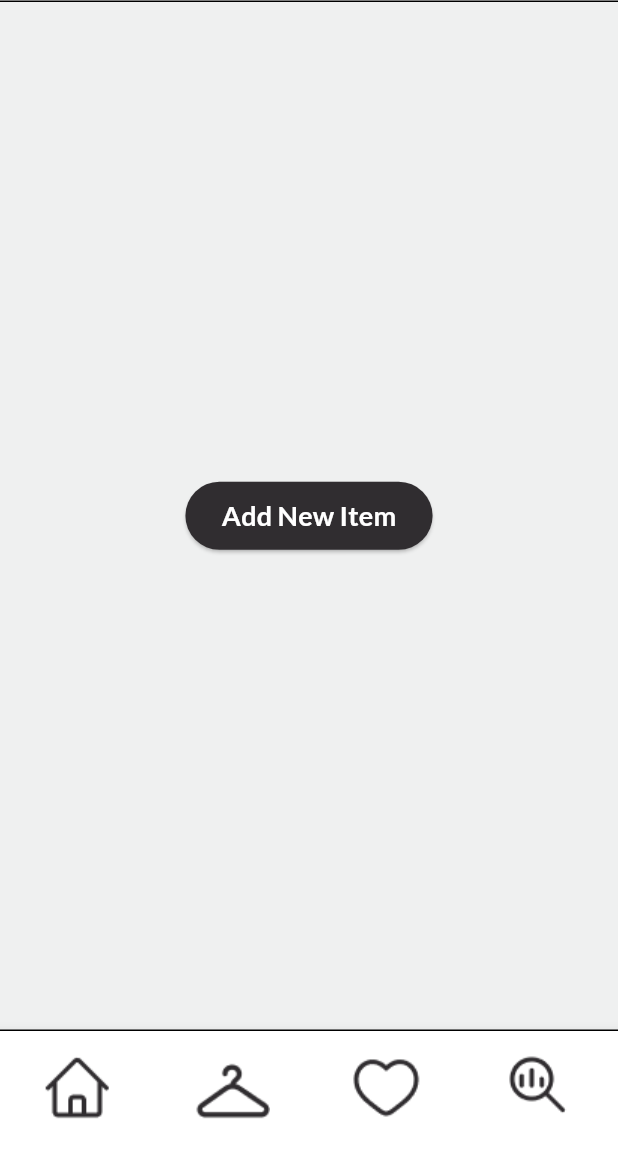
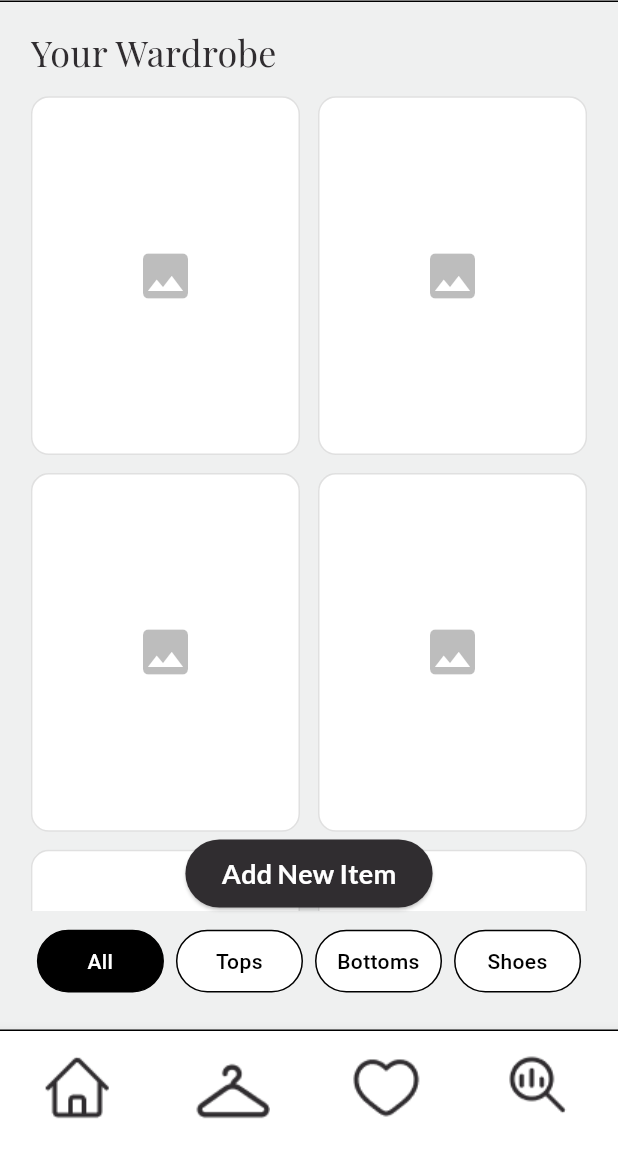
Before and after one commit to Stefania-P11/SWE-Project, a Flutter app: the ClosetItemsScreen screen opened directly, on a phone screen of 412 x 824 dp, the part 82-1236 px from its top. Run offline on Flutter 3.47's test engine with Material 3 defaults, Android fonts, the phone set to English and light mode, and no system bars; our stand-ins replace cloud_firestore, firebase_core, google_fonts; accounts and stored records are empty.

Commit message:
Implemented ClosetItemsScreen with scrollable grid, filter buttons, and floating Add Item button

```diff
--- a/lib/main.dart
+++ b/lib/main.dart
@@ -8,6 +8,8 @@ import 'package:firebase_core/firebase_core.dart';
 import 'package:dressify_app/screens/display_outfit_screen.dart';
 import 'firebase_options.dart';
 import "services.dart";
+import 'package:dressify_app/screens/closet_items_screen.dart';
+
 // Import the pages you want to see in the app here. home will throw an error if the page is not imported here.
 
 void main() async{
@@ -29,7 +31,7 @@ class MyApp extends StatelessWidget {
         colorScheme: ColorScheme.fromSeed(seedColor: Colors.deepPurple),
         useMaterial3: true,
       ),
-      home: const OutfitSuggestion(), //This changes the default screen the app will show when launched. Change it to the screen you want to show first.
+      home: const ClosetItemsScreen(), //This changes the default screen the app will show when launched. Change it to the screen you want to show first.
     );
   }
 }
--- a/lib/screens/closet_items_screen.dart
+++ b/lib/screens/closet_items_screen.dart
@@ -14,55 +14,137 @@ import 'package:dressify_app/widgets/custom_button_3.dart';
 import 'package:flutter/material.dart';
 import 'package:google_fonts/google_fonts.dart';
 
+class ClosetItemsScreen extends StatefulWidget {
+  const ClosetItemsScreen({super.key});
 
-class ClosetItemsScreen extends StatelessWidget {
-  const ClosetItemsScreen({super.key});
+  @override
+  State<ClosetItemsScreen> createState() => _ClosetItemsScreenState();
+}
+
+class _ClosetItemsScreenState extends State<ClosetItemsScreen> {
+  String selectedFilter = 'All';
+  final filters = ['All', 'Tops', 'Bottoms', 'Shoes'];
+
   @override
   Widget build(BuildContext context) {
-    final screenWidth = MediaQuery.of(context).size.width; // Please use these variables when setting padding, margins and container sizes to make the app responsive
-    final screenHeight = MediaQuery.of(context).size.height; // Please use these variables when setting padding, margins and container sizes to make the app responsive
+    final screenWidth = MediaQuery.of(context).size.width;
+    final screenHeight = MediaQuery.of(context).size.height;
 
     return Scaffold(
       backgroundColor: const Color.fromARGB(255, 239, 240, 240),
-
-      //App Bar
       appBar: CustomAppBar(), // this app bar is defined in lib/widgets/custom_app_bar.dart
 
-      // Body -- HERE IS WHERE YOU WILL ADD THE 3 BODY ELEMENTS
+      // Body -- THE 3 BODY ELEMENTS
+      body: Stack(
+        children: [
+          Padding(
+            padding: EdgeInsets.symmetric(horizontal: screenWidth * 0.05),
+            child: Column(
+              crossAxisAlignment: CrossAxisAlignment.start,
+              children: [
+                SizedBox(height: screenHeight * 0.02),
 
-      // This is what this should look like:
-      // "Your Wardrobe" -- use a defined constant for text style
-      // Container:
-      //  - Row 1: Container 1, Container 2
-      //  - Row 2: Container 3, Container 4
-      //  - Row 3: Container 5, Container 6
-      // NOTE: You should define a variable (e.g. numberOfItems) which will dictate how many containers will be created.
-      //       For now, you can set it to a fixed number and keep changing it to see how the layout changes.
-      //       Once we get the DB analytics and we know how many items we have in each category, that variable will then use that infomation to decide how many containers to build
-      // This is the end of the main container
-      // Row containing 4 filter buttons ( do not worry about the functionality but you cand have all filters appear as buttons with white background and black text,
-      // and the selected filter will have a black background and white text -- we can default to All being selected). So just make the buttons change appearance when tapped for now)
+                // Title
+                Text("Your Wardrobe", style: kH2),
 
-      body: Center(
+                SizedBox(height: screenHeight * 0.015),
+
+                // Scrollable Grid
+                Expanded(
+                  child: GridView.builder(
+                    padding: const EdgeInsets.only(bottom: 80),
+                    itemCount: 6, // placeholder item count
+                    gridDelegate: const SliverGridDelegateWithFixedCrossAxisCount(
+                      crossAxisCount: 2,
+                      crossAxisSpacing: 12,
+                      mainAxisSpacing: 12,
+                      childAspectRatio: 3 / 4,
+                    ),
+                    itemBuilder: (context, index) {
+                      return Container(
+                        decoration: BoxDecoration(
+                          color: Colors.white,
+                          borderRadius: BorderRadius.circular(12),
+                          border: Border.all(color: Colors.black12),
+                        ),
+                        child: const Center(
+                          child: Icon(Icons.image, size: 40, color: Colors.black26),
+                        ),
+                      );
+                    },
+                  ),
+                ),
+
+                // Filter Buttons (always at bottom)
+                SizedBox(height: screenHeight * 0.015),
+                Row(
+                  mainAxisAlignment: MainAxisAlignment.spaceBetween,
+                  children: filters.map((filter) {
+                    final isSelected = selectedFilter == filter;
+                    return Expanded(
+                      child: Padding(
+                        padding: const EdgeInsets.symmetric(horizontal: 4),
+                        child: GestureDetector(
+                          onTap: () {
+                            setState(() {
+                              selectedFilter = filter;
+                            });
+                          },
+                          child: Container(
+                            padding: EdgeInsets.symmetric(
+                              vertical: screenHeight * 0.012,
+                            ),
+                            decoration: BoxDecoration(
+                              color: isSelected ? Colors.black : Colors.white,
+                              borderRadius: BorderRadius.circular(30),
+                              border: Border.all(color: Colors.black),
+                            ),
+                            child: Text(
+                              filter,
+                              textAlign: TextAlign.center,
+                              style: TextStyle(
+                                color: isSelected ? Colors.white : Colors.black,
+                                fontWeight: FontWeight.w500,
+                              ),
+                            ),
+                          ),
+                        ),
+                      ),
+                    );
+                  }).toList(),
+                ),
+
+                SizedBox(height: screenHeight * 0.03),
+              ],
+            ),
+          ),
+
+          // Floating Add New Item Button
+          Positioned(
+            bottom: 80,
+            left: 0,
+            right: 0,
+            child: Center(
               child: CustomButton3(
+                label: "Add New Item",
                 onPressed: () {
-            // Add functionality here
                   Navigator.push(
                     context,
                     PageRouteBuilder(
-                            pageBuilder:
-                                (context, animation, secondaryAnimation) =>
+                      pageBuilder: (context, animation, secondaryAnimation) =>
                           const AddItemScreen(),
                       transitionDuration: Duration.zero,
                       reverseTransitionDuration: Duration.zero,
                     ),
                   );
                 },
-         label : 'Add New Item',
               ),
             ),
+          ),
+        ],
+      ),
 
-      bottomNavigationBar: const CustomNavBar() // this is defined in lib/widgets/custom_bottom_navbar.dart
+      bottomNavigationBar: const CustomNavBar(),
     );
   }
 }
```
Also changed, not shown: 125 other files. Lines whose indentation alone changed are shown as unchanged.
